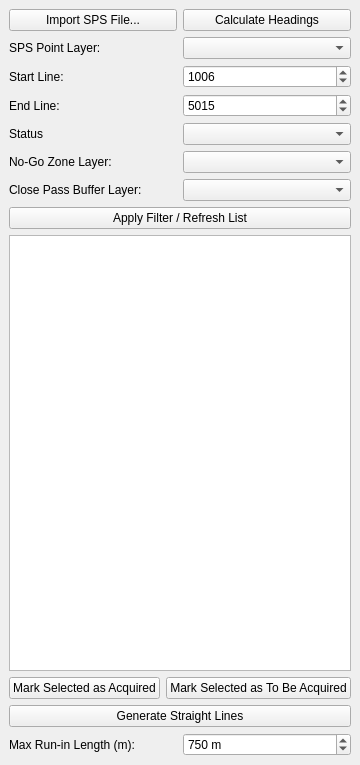
Above: obn_planner_dockwidget_base.ui from aldien03/OBN_Source_Planner_QGIS_Plugin before the change. Below: the same form after it.
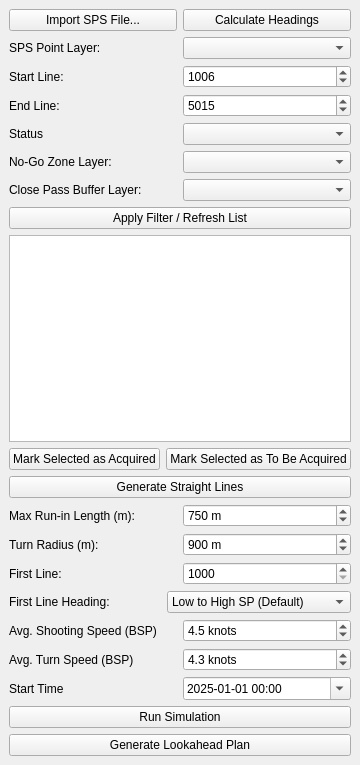
That is the form after the change.

Commit message: run simulation step 1

Patch:
```diff
--- a/obn_planner_dockwidget_base.ui
+++ b/obn_planner_dockwidget_base.ui
@@ -209,6 +209,196 @@
       </item>
      </layout>
     </item>
+    <item>
+     <layout class="QHBoxLayout" name="horizontalLayout_12">
+      <item>
+       <widget class="QLabel" name="label_9">
+        <property name="text">
+         <string>Turn Radius (m):</string>
+        </property>
+       </widget>
+      </item>
+      <item>
+       <widget class="QDoubleSpinBox" name="turnRadiusDoubleSpinBox">
+        <property name="suffix">
+         <string> m</string>
+        </property>
+        <property name="decimals">
+         <number>0</number>
+        </property>
+        <property name="minimum">
+         <double>500.000000000000000</double>
+        </property>
+        <property name="maximum">
+         <double>2000.000000000000000</double>
+        </property>
+        <property name="singleStep">
+         <double>50.000000000000000</double>
+        </property>
+        <property name="value">
+         <double>900.000000000000000</double>
+        </property>
+       </widget>
+      </item>
+     </layout>
+    </item>
+    <item>
+     <layout class="QHBoxLayout" name="horizontalLayout_13">
+      <item>
+       <widget class="QLabel" name="label_10">
+        <property name="text">
+         <string>First Line:</string>
+        </property>
+       </widget>
+      </item>
+      <item>
+       <widget class="QSpinBox" name="firstLineSpinBox">
+        <property name="minimum">
+         <number>1000</number>
+        </property>
+        <property name="maximum">
+         <number>9999</number>
+        </property>
+       </widget>
+      </item>
+     </layout>
+    </item>
+    <item>
+     <layout class="QHBoxLayout" name="horizontalLayout_14">
+      <item>
+       <widget class="QLabel" name="label_11">
+        <property name="text">
+         <string>First Line Heading:</string>
+        </property>
+       </widget>
+      </item>
+      <item>
+       <widget class="QComboBox" name="firstHeadingComboBox">
+        <item>
+         <property name="text">
+          <string>Low to High SP (Default)</string>
+         </property>
+        </item>
+        <item>
+         <property name="text">
+          <string>High to Low SP (Reciprocal)</string>
+         </property>
+        </item>
+       </widget>
+      </item>
+     </layout>
+    </item>
+    <item>
+     <layout class="QHBoxLayout" name="horizontalLayout_15">
+      <item>
+       <widget class="QLabel" name="label_12">
+        <property name="text">
+         <string>Avg. Shooting Speed (BSP)</string>
+        </property>
+       </widget>
+      </item>
+      <item>
+       <widget class="QDoubleSpinBox" name="acqSpeedPrimaryDoubleSpinBox">
+        <property name="suffix">
+         <string> knots</string>
+        </property>
+        <property name="decimals">
+         <number>1</number>
+        </property>
+        <property name="minimum">
+         <double>3.000000000000000</double>
+        </property>
+        <property name="maximum">
+         <double>7.000000000000000</double>
+        </property>
+        <property name="singleStep">
+         <double>0.100000000000000</double>
+        </property>
+        <property name="value">
+         <double>4.500000000000000</double>
+        </property>
+       </widget>
+      </item>
+     </layout>
+    </item>
+    <item>
+     <layout class="QHBoxLayout" name="horizontalLayout_16">
+      <item>
+       <widget class="QLabel" name="label_13">
+        <property name="text">
+         <string>Avg. Turn Speed (BSP)</string>
+        </property>
+       </widget>
+      </item>
+      <item>
+       <widget class="QDoubleSpinBox" name="turnSpeedDoubleSpinBox">
+        <property name="suffix">
+         <string> knots</string>
+        </property>
+        <property name="decimals">
+         <number>1</number>
+        </property>
+        <property name="minimum">
+         <double>3.000000000000000</double>
+        </property>
+        <property name="maximum">
+         <double>7.000000000000000</double>
+        </property>
+        <property name="singleStep">
+         <double>0.100000000000000</double>
+        </property>
+        <property name="value">
+         <double>4.300000000000000</double>
+        </property>
+       </widget>
+      </item>
+     </layout>
+    </item>
+    <item>
+     <layout class="QHBoxLayout" name="horizontalLayout_17">
+      <item>
+       <widget class="QLabel" name="label_14">
+        <property name="text">
+         <string>Start Time</string>
+        </property>
+       </widget>
+      </item>
+      <item>
+       <widget class="QDateTimeEdit" name="startDateTimeEdit">
+        <property name="dateTime">
+         <datetime>
+          <hour>0</hour>
+          <minute>0</minute>
+          <second>0</second>
+          <year>2025</year>
+          <month>1</month>
+          <day>1</day>
+         </datetime>
+        </property>
+        <property name="displayFormat">
+         <string>yyyy-MM-dd HH:mm</string>
+        </property>
+        <property name="calendarPopup">
+         <bool>true</bool>
+        </property>
+       </widget>
+      </item>
+     </layout>
+    </item>
+    <item>
+     <widget class="QPushButton" name="runSimulationButton">
+      <property name="text">
+       <string>Run Simulation</string>
+      </property>
+     </widget>
+    </item>
+    <item>
+     <widget class="QPushButton" name="generatePlanButton">
+      <property name="text">
+       <string>Generate Lookahead Plan</string>
+      </property>
+     </widget>
+    </item>
    </layout>
   </widget>
  </widget>
```
The commit also changes 2 other files.
